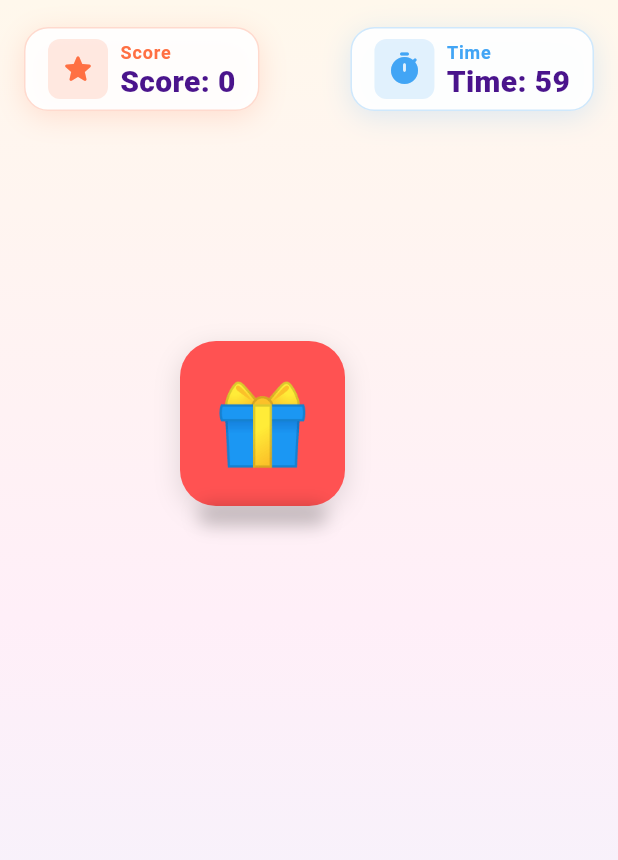
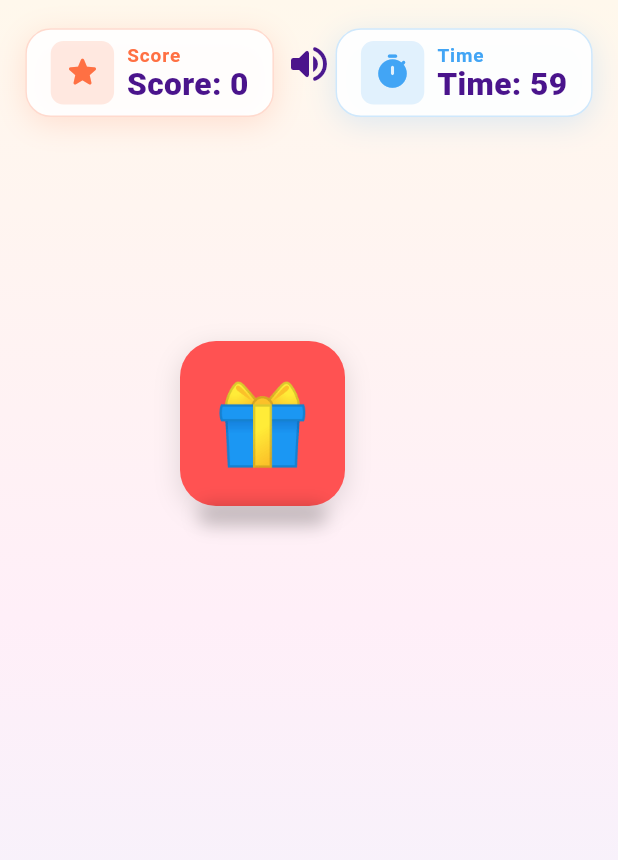
Before and after one commit to muhammedsoylar/TinyPopGame, a Flutter app: the GameScreen screen opened directly, on a phone screen of 412 x 824 dp. Shown: the top 860 px of the screen. Run offline on Flutter 3.47's test engine with Material 3 defaults, Android fonts, the light colour scheme and no system bars; our stand-ins replace audioplayers, shared_preferences; accounts and stored records are empty.

Commit message:
Sprint 6: Persist sound settings and polish release UI

```diff
--- /dev/null
+++ b/lib/core/app_layout.dart
@@ -0,0 +1,30 @@
+import 'package:flutter/material.dart';
+
+/// Responsive layout helpers based on a reference phone width.
+abstract final class AppLayout {
+  static const referenceWidth = 390.0;
+  static const maxContentWidth = 360.0;
+
+  static double scaleOf(BuildContext context) {
+    final width = MediaQuery.sizeOf(context).width;
+    return (width / referenceWidth).clamp(0.85, 1.2);
+  }
+
+  static double spacing(BuildContext context, double value) {
+    return value * scaleOf(context);
+  }
+
+  static TextStyle text(BuildContext context, TextStyle style) {
+    final fontSize = style.fontSize;
+    if (fontSize == null) {
+      return style;
+    }
+
+    return style.copyWith(fontSize: fontSize * scaleOf(context));
+  }
+
+  static double contentWidth(BuildContext context) {
+    final available = MediaQuery.sizeOf(context).width - spacing(context, 32);
+    return available.clamp(280.0, maxContentWidth * scaleOf(context));
+  }
+}
--- a/lib/core/app_typography.dart
+++ b/lib/core/app_typography.dart
@@ -46,6 +46,14 @@ abstract final class AppTypography {
     color: AppColors.titlePurple,
   );
 
+  static const caption = TextStyle(
+    fontSize: 12,
+    fontWeight: FontWeight.w700,
+    height: 1.2,
+    letterSpacing: 0.6,
+    color: AppColors.subtitleBrown,
+  );
+
   static const buttonLarge = TextStyle(
     fontSize: 24,
     fontWeight: FontWeight.w800,
--- a/lib/core/tiny_pop_app.dart
+++ b/lib/core/tiny_pop_app.dart
@@ -2,6 +2,7 @@ import 'package:flutter/material.dart';
 import 'package:tiny_pop/services/asset_sound_player.dart';
 import 'package:tiny_pop/services/game_audio.dart';
 import 'package:tiny_pop/services/high_score_service.dart';
+import 'package:tiny_pop/services/settings_storage.dart';
 import 'package:tiny_pop/ui/main_menu_screen.dart';
 
 class TinyPopApp extends StatefulWidget {
@@ -13,13 +14,31 @@ class TinyPopApp extends StatefulWidget {
 
 class _TinyPopAppState extends State<TinyPopApp> {
   late final AssetSoundPlayer _soundPlayer = AssetSoundPlayer();
-  late final GameAudio _gameAudio = GameAudio(player: _soundPlayer);
+  late final GameAudio _gameAudio = GameAudio(
+    player: _soundPlayer,
+    storage: const SharedPreferencesSettingsStorage(),
+  );
   late final HighScoreService _highScoreService = HighScoreService();
+
+  bool _isReady = false;
 
   @override
   void initState() {
     super.initState();
-    _highScoreService.load();
+    _bootstrap();
+  }
+
+  Future<void> _bootstrap() async {
+    await Future.wait([
+      _highScoreService.load(),
+      _gameAudio.load(),
+    ]);
+
+    if (!mounted) {
+      return;
+    }
+
+    setState(() => _isReady = true);
   }
 
   @override
@@ -30,6 +49,13 @@ class _TinyPopAppState extends State<TinyPopApp> {
 
   @override
   Widget build(BuildContext context) {
+    if (!_isReady) {
+      return const MaterialApp(
+        debugShowCheckedModeBanner: false,
+        home: SizedBox.shrink(),
+      );
+    }
+
     return HighScoreScope(
       notifier: _highScoreService,
       child: GameAudioScope(
--- /dev/null
+++ b/lib/services/settings_storage.dart
@@ -0,0 +1,26 @@
+import 'package:shared_preferences/shared_preferences.dart';
+
+/// Persists player settings on device.
+abstract class SettingsStorage {
+  Future<bool> readSoundEnabled();
+
+  Future<void> writeSoundEnabled(bool enabled);
+}
+
+class SharedPreferencesSettingsStorage implements SettingsStorage {
+  const SharedPreferencesSettingsStorage();
+
+  static const _soundEnabledKey = 'sound_enabled';
+
+  @override
+  Future<bool> readSoundEnabled() async {
+    final preferences = await SharedPreferences.getInstance();
+    return preferences.getBool(_soundEnabledKey) ?? true;
+  }
+
+  @override
+  Future<void> writeSoundEnabled(bool enabled) async {
+    final preferences = await SharedPreferences.getInstance();
+    await preferences.setBool(_soundEnabledKey, enabled);
+  }
+}
--- a/lib/ui/game_screen.dart
+++ b/lib/ui/game_screen.dart
@@ -4,6 +4,7 @@ import 'package:flutter/material.dart';
 import 'package:tiny_pop/services/game_audio.dart';
 import 'package:tiny_pop/services/high_score_service.dart';
 import 'package:tiny_pop/core/app_colors.dart';
+import 'package:tiny_pop/core/app_layout.dart';
 import 'package:tiny_pop/core/app_spacing.dart';
 import 'package:tiny_pop/core/game_constants.dart';
 import 'package:tiny_pop/game/game_controller.dart';
@@ -200,7 +201,9 @@ class _GameScreenState extends State<GameScreen> with TickerProviderStateMixin {
                           color: AppColors.overlayScrim,
                           child: Center(
                             child: Padding(
-                              padding: const EdgeInsets.all(AppSpacing.lg),
+                              padding: EdgeInsets.all(
+                                AppLayout.spacing(context, AppSpacing.lg),
+                              ),
                               child: ListenableBuilder(
                                 listenable: _highScoreService,
                                 builder: (context, _) {
--- a/lib/widgets/game_hud.dart
+++ b/lib/widgets/game_hud.dart
@@ -1,7 +1,9 @@
 import 'package:flutter/material.dart';
 import 'package:tiny_pop/core/app_colors.dart';
+import 'package:tiny_pop/core/app_layout.dart';
 import 'package:tiny_pop/core/app_spacing.dart';
 import 'package:tiny_pop/core/app_typography.dart';
+import 'package:tiny_pop/widgets/sound_toggle_button.dart';
 
 class GameHud extends StatelessWidget {
   const GameHud({
@@ -15,11 +17,21 @@ class GameHud extends StatelessWidget {
 
   @override
   Widget build(BuildContext context) {
+    final inset = AppLayout.spacing(context, AppSpacing.sm);
+
     return Stack(
       children: [
         Positioned(
-          top: AppSpacing.sm,
-          left: AppSpacing.sm,
+          top: inset,
+          left: 0,
+          right: 0,
+          child: const Center(
+            child: SoundToggleButton(),
+          ),
+        ),
+        Positioned(
+          top: inset,
+          left: inset,
           child: _HudCard(
             accentColor: AppColors.hudScoreAccent,
             icon: Icons.star_rounded,
@@ -28,8 +40,8 @@ class GameHud extends StatelessWidget {
           ),
         ),
         Positioned(
-          top: AppSpacing.sm,
-          right: AppSpacing.sm,
+          top: inset,
+          right: inset,
           child: _HudCard(
             accentColor: AppColors.hudTimeAccent,
             icon: Icons.timer_rounded,
@@ -57,51 +69,56 @@ class _HudCard extends StatelessWidget {
 
   @override
   Widget build(BuildContext context) {
+    final radius = AppLayout.spacing(context, AppSpacing.sm);
+    final iconSize = AppLayout.spacing(context, AppSpacing.xl);
+    final iconGlyphSize = AppLayout.spacing(context, AppSpacing.md);
+
     return DecoratedBox(
       decoration: BoxDecoration(
         color: AppColors.hudCardBackground.withOpacity(0.94),
-        borderRadius: BorderRadius.circular(AppSpacing.sm),
+        borderRadius: BorderRadius.circular(radius),
         border: Border.all(color: accentColor.withOpacity(0.25)),
         boxShadow: [
           BoxShadow(
             color: accentColor.withOpacity(0.18),
-            blurRadius: AppSpacing.sm,
-            offset: const Offset(0, 4),
+            blurRadius: AppLayout.spacing(context, AppSpacing.sm),
+            offset: Offset(0, AppLayout.spacing(context, AppSpacing.xs / 2)),
           ),
         ],
       ),
       child: Padding(
-        padding: const EdgeInsets.symmetric(
-          horizontal: AppSpacing.sm,
-          vertical: AppSpacing.xs,
+        padding: EdgeInsets.symmetric(
+          horizontal: AppLayout.spacing(context, AppSpacing.sm),
+          vertical: AppLayout.spacing(context, AppSpacing.xs),
         ),
         child: Row(
           mainAxisSize: MainAxisSize.min,
           children: [
             Container(
-              width: AppSpacing.xl,
-              height: AppSpacing.xl,
+              width: iconSize,
+              height: iconSize,
               decoration: BoxDecoration(
                 color: accentColor.withOpacity(0.15),
-                borderRadius: BorderRadius.circular(AppSpacing.xs),
+                borderRadius: BorderRadius.circular(AppLayout.spacing(context, AppSpacing.xs)),
               ),
-              child: Icon(icon, color: accentColor, size: AppSpacing.md),
+              child: Icon(icon, color: accentColor, size: iconGlyphSize),
             ),
-            const SizedBox(width: AppSpacing.xs),
+            SizedBox(width: AppLayout.spacing(context, AppSpacing.xs)),
             Column(
               crossAxisAlignment: CrossAxisAlignment.start,
               mainAxisSize: MainAxisSize.min,
               children: [
                 Text(
                   label,
-                  style: AppTypography.body.copyWith(
-                    fontSize: 12,
-                    fontWeight: FontWeight.w700,
-                    color: accentColor,
-                    letterSpacing: 0.6,
+                  style: AppLayout.text(
+                    context,
+                    AppTypography.caption.copyWith(color: accentColor),
                   ),
                 ),
-                Text(value, style: AppTypography.hudValue),
+                Text(
+                  value,
+                  style: AppLayout.text(context, AppTypography.hudValue),
+                ),
               ],
             ),
           ],
--- a/lib/widgets/sound_toggle_button.dart
+++ b/lib/widgets/sound_toggle_button.dart
@@ -22,7 +22,9 @@ class SoundToggleButton extends StatelessWidget {
             size: AppSpacing.lg,
           ),
           color: AppColors.titlePurple,
-          onPressed: audio.toggleEnabled,
+          onPressed: () {
+            audio.toggleEnabled();
+          },
         );
       },
     );
```
Also changed, not shown: lib/services/asset_sound_player.dart (+6 -17 lines), lib/services/game_audio.dart (+22 -2 lines), lib/services/placeholder_sound_player.dart (+2 -8 lines), lib/ui/main_menu_screen.dart (+47 -24 lines), lib/widgets/game_over_panel.dart (+50 -24 lines), 3 other files.
